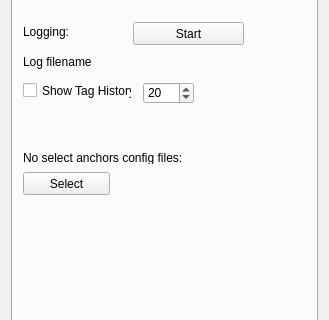
Qt form autoNetSimulator/views/ViewSettingsWidget.ui (ZeroSean/NetSimulator) before a commit; both pictures show x 0 to 329 and y 125 to 445 of the 329 by 578 pixel window.
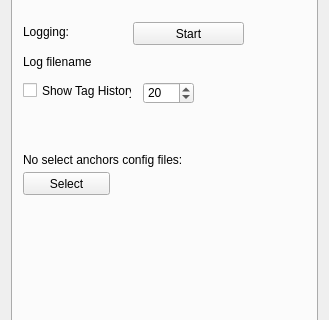
The same form after that commit.

Diff of the .ui file:
```diff
--- a/autoNetSimulator/views/ViewSettingsWidget.ui
+++ b/autoNetSimulator/views/ViewSettingsWidget.ui
@@ -189,8 +189,8 @@
         <rect>
          <x>10</x>
          <y>240</y>
-         <width>194</width>
-         <height>12</height>
+         <width>291</width>
+         <height>16</height>
         </rect>
        </property>
        <property name="text">
```
